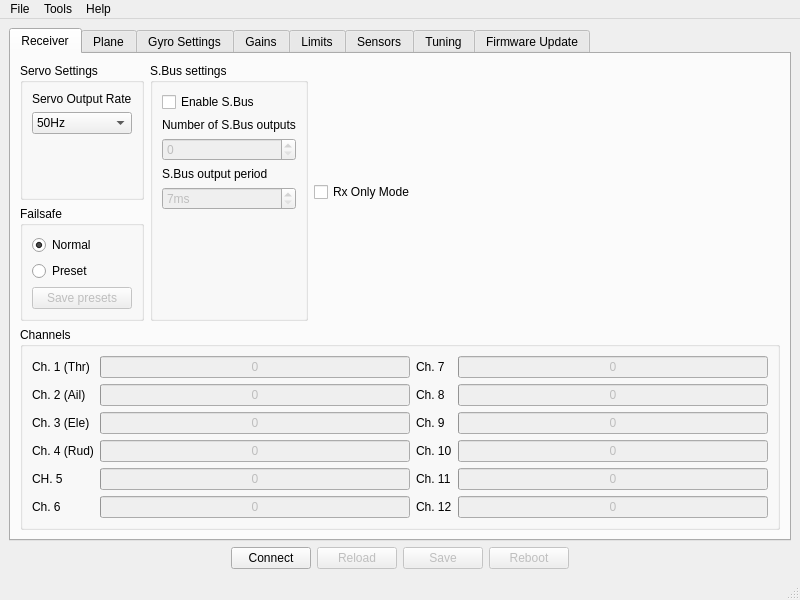
Old version of the form software/RX12GConfig/mainwindow.ui in the repository bemcgarvey/RX12G.
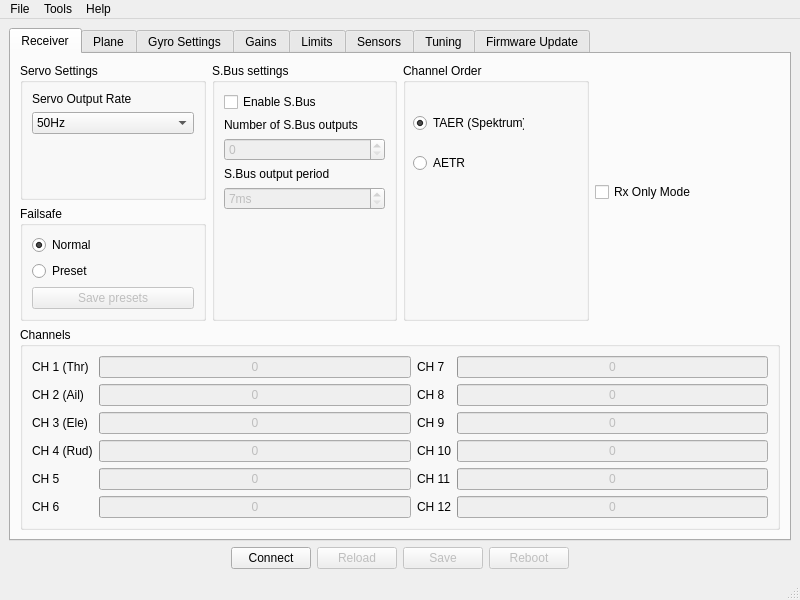
New version of the form. Icons and pictures are not drawn. Custom widgets are drawn as their Qt base class.

Commit message:
Stubbed in AETR channel order
Not yet implemented

```diff
--- a/software/RX12GConfig/mainwindow.ui
+++ b/software/RX12GConfig/mainwindow.ui
@@ -10,6 +10,12 @@
     <height>600</height>
    </rect>
   </property>
+  <property name="minimumSize">
+   <size>
+    <width>100</width>
+    <height>0</height>
+   </size>
+  </property>
   <property name="windowTitle">
    <string>RX12G Config</string>
   </property>
@@ -188,6 +194,54 @@
             </layout>
            </widget>
           </item>
+          <item>
+           <widget class="QGroupBox" name="channelOrderGroupBox">
+            <property name="title">
+             <string>Channel Order</string>
+            </property>
+            <widget class="QRadioButton" name="taerRadioButton">
+             <property name="geometry">
+              <rect>
+               <x>10</x>
+               <y>50</y>
+               <width>111</width>
+               <height>20</height>
+              </rect>
+             </property>
+             <property name="sizePolicy">
+              <sizepolicy hsizetype="Minimum" vsizetype="Fixed">
+               <horstretch>0</horstretch>
+               <verstretch>0</verstretch>
+              </sizepolicy>
+             </property>
+             <property name="minimumSize">
+              <size>
+               <width>0</width>
+               <height>0</height>
+              </size>
+             </property>
+             <property name="text">
+              <string>TAER (Spektrum)</string>
+             </property>
+             <property name="checked">
+              <bool>true</bool>
+             </property>
+            </widget>
+            <widget class="QRadioButton" name="aetrRadioButton">
+             <property name="geometry">
+              <rect>
+               <x>10</x>
+               <y>90</y>
+               <width>89</width>
+               <height>20</height>
+              </rect>
+             </property>
+             <property name="text">
+              <string>AETR</string>
+             </property>
+            </widget>
+           </widget>
+          </item>
           <item>
            <widget class="QCheckBox" name="rxOnlyCheckBox">
             <property name="text">
@@ -195,19 +249,6 @@
             </property>
            </widget>
           </item>
-          <item>
-           <spacer name="horizontalSpacer_3">
-            <property name="orientation">
-             <enum>Qt::Horizontal</enum>
-            </property>
-            <property name="sizeHint" stdset="0">
-             <size>
-              <width>40</width>
-              <height>20</height>
-             </size>
-            </property>
-           </spacer>
-          </item>
          </layout>
         </item>
         <item>
@@ -235,14 +276,14 @@
            <item row="0" column="0">
             <widget class="QLabel" name="label_4">
              <property name="text">
-              <string>Ch. 1 (Thr)</string>
+              <string>CH 1 (Thr)</string>
              </property>
             </widget>
            </item>
            <item row="3" column="0">
             <widget class="QLabel" name="label_7">
              <property name="text">
-              <string>Ch. 4 (Rud)</string>
+              <string>CH 4 (Rud)</string>
              </property>
             </widget>
            </item>
@@ -348,7 +389,7 @@
            <item row="5" column="0">
             <widget class="QLabel" name="label_9">
              <property name="text">
-              <string>Ch. 6</string>
+              <string>CH 6</string>
              </property>
             </widget>
            </item>
@@ -371,14 +412,14 @@
            <item row="4" column="0">
             <widget class="QLabel" name="label_8">
              <property name="text">
-              <string>CH. 5</string>
+              <string>CH 5</string>
              </property>
             </widget>
            </item>
            <item row="2" column="0">
             <widget class="QLabel" name="label_6">
              <property name="text">
-              <string>Ch. 3 (Ele)</string>
+              <string>CH 3 (Ele)</string>
              </property>
             </widget>
            </item>
@@ -449,49 +490,49 @@
            <item row="1" column="0">
             <widget class="QLabel" name="label_5">
              <property name="text">
-              <string>Ch. 2 (Ail)</string>
+              <string>CH 2 (Ail)</string>
              </property>
             </widget>
            </item>
            <item row="0" column="2">
             <widget class="QLabel" name="label_10">
              <property name="text">
-              <string>Ch. 7</string>
+              <string>CH 7</string>
              </property>
             </widget>
            </item>
            <item row="1" column="2">
             <widget class="QLabel" name="label_11">
              <property name="text">
-              <string>Ch. 8</string>
+              <string>CH 8</string>
              </property>
             </widget>
            </item>
            <item row="2" column="2">
             <widget class="QLabel" name="label_12">
              <property name="text">
-              <string>Ch. 9</string>
+              <string>CH 9</string>
              </property>
             </widget>
            </item>
            <item row="3" column="2">
             <widget class="QLabel" name="label_13">
              <property name="text">
-              <string>Ch. 10</string>
+              <string>CH 10</string>
              </property>
             </widget>
            </item>
            <item row="4" column="2">
             <widget class="QLabel" name="label_14">
              <property name="text">
-              <string>Ch. 11</string>
+              <string>CH 11</string>
              </property>
             </widget>
            </item>
            <item row="5" column="2">
             <widget class="QLabel" name="label_15">
              <property name="text">
-              <string>Ch. 12</string>
+              <string>CH 12</string>
              </property>
             </widget>
            </item>
```
Left out of the diff: 6 changed lines with no effect on the pictures. The commit also changes 6 other files.
